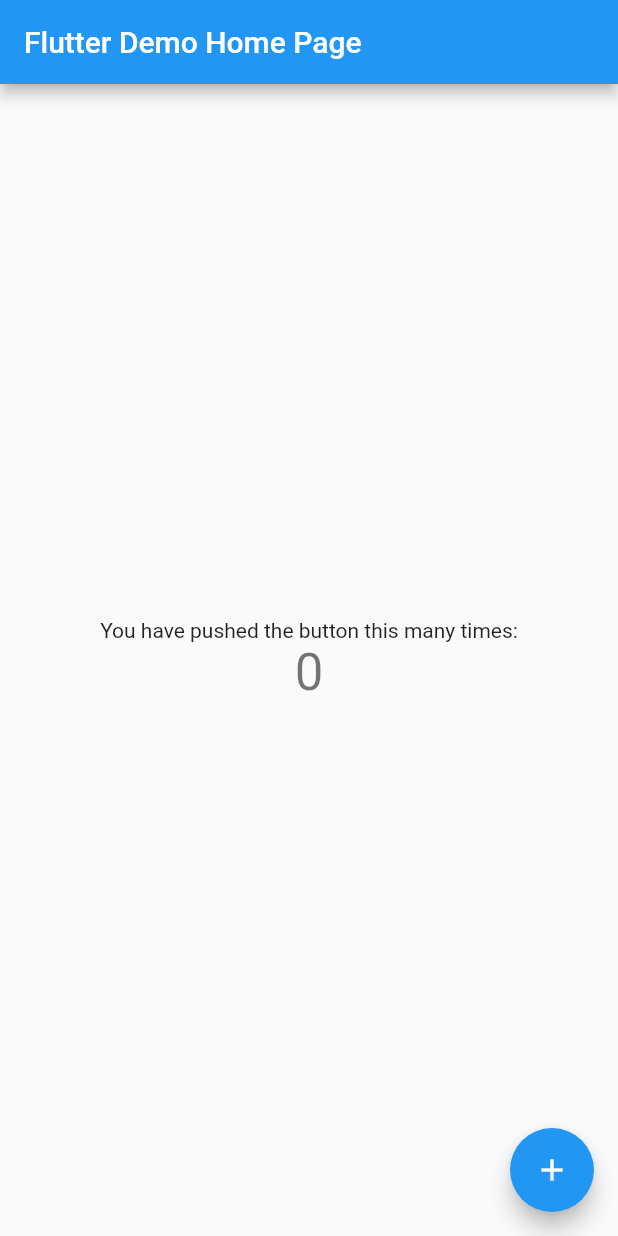
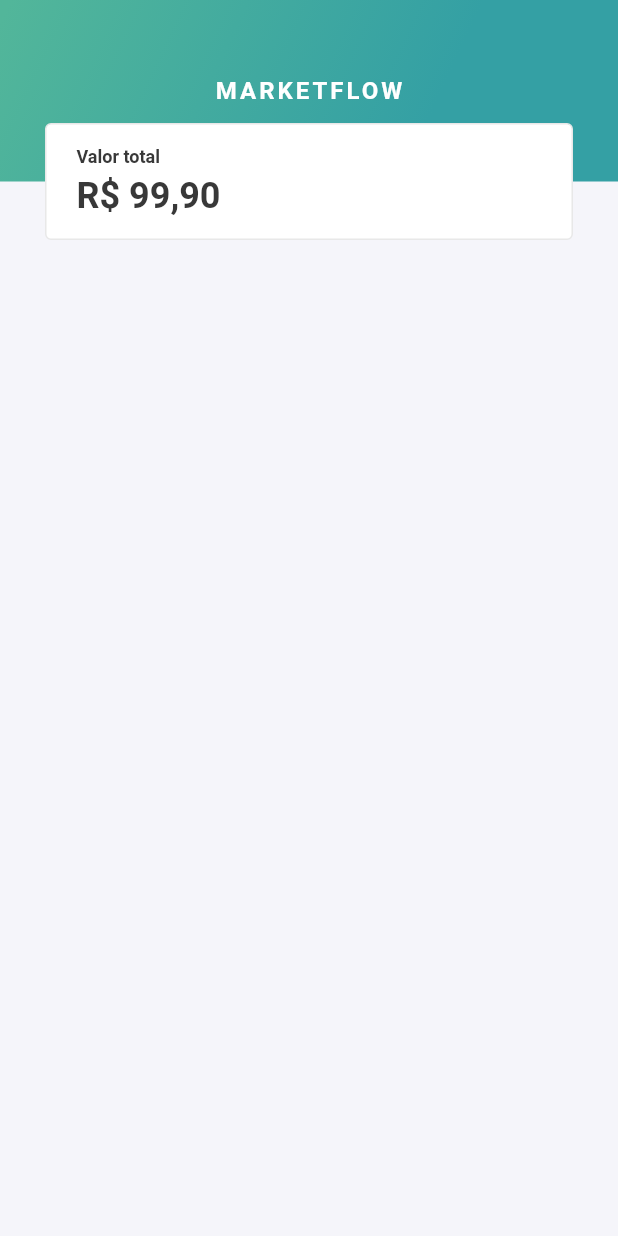
Before and after one commit to natralia/marketflow, a Flutter app: the screen it shows after launch, on a phone screen of 412 x 824 dp. Run offline on Flutter 3.47's test engine with Material 2 defaults, Android fonts, the phone set to English and light mode, and no system bars.

Commit message:
create appbar widget

```diff
--- a/lib/main.dart
+++ b/lib/main.dart
@@ -1,115 +1,25 @@
 import 'package:flutter/material.dart';
+import 'package:marketflow/utils/custom_colors.dart';
+import 'package:marketflow/widgets/app_bar_widget.dart';
 
 void main() {
-  runApp(const MyApp());
+  runApp(const App());
 }
 
-class MyApp extends StatelessWidget {
-  const MyApp({super.key});
+class App extends StatelessWidget {
+  const App({super.key});
 
-  // This widget is the root of your application.
   @override
   Widget build(BuildContext context) {
     return MaterialApp(
-      title: 'Flutter Demo',
-      theme: ThemeData(
-        // This is the theme of your application.
-        //
-        // Try running your application with "flutter run". You'll see the
-        // application has a blue toolbar. Then, without quitting the app, try
-        // changing the primarySwatch below to Colors.green and then invoke
-        // "hot reload" (press "r" in the console where you ran "flutter run",
-        // or simply save your changes to "hot reload" in a Flutter IDE).
-        // Notice that the counter didn't reset back to zero; the application
-        // is not restarted.
-        primarySwatch: Colors.blue,
+      home: Scaffold(
+        backgroundColor: CustomColors.background,
+        appBar: AppBarWidget(),
+
+        // body: Container(
+        //   child: Center(child: Text("Hello World")),
+        // ),
       ),
-      home: const MyHomePage(title: 'Flutter Demo Home Page'),
     );
   }
 }
-
-class MyHomePage extends StatefulWidget {
-  const MyHomePage({super.key, required this.title});
-
-  // This widget is the home page of your application. It is stateful, meaning
-  // that it has a State object (defined below) that contains fields that affect
-  // how it looks.
-
-  // This class is the configuration for the state. It holds the values (in this
-  // case the title) provided by the parent (in this case the App widget) and
-  // used by the build method of the State. Fields in a Widget subclass are
-  // always marked "final".
-
-  final String title;
-
-  @override
-  State<MyHomePage> createState() => _MyHomePageState();
-}
-
-class _MyHomePageState extends State<MyHomePage> {
-  int _counter = 0;
-
-  void _incrementCounter() {
-    setState(() {
-      // This call to setState tells the Flutter framework that something has
-      // changed in this State, which causes it to rerun the build method below
-      // so that the display can reflect the updated values. If we changed
-      // _counter without calling setState(), then the build method would not be
-      // called again, and so nothing would appear to happen.
-      _counter++;
-    });
-  }
-
-  @override
-  Widget build(BuildContext context) {
-    // This method is rerun every time setState is called, for instance as done
-    // by the _incrementCounter method above.
-    //
-    // The Flutter framework has been optimized to make rerunning build methods
-    // fast, so that you can just rebuild anything that needs updating rather
-    // than having to individually change instances of widgets.
-    return Scaffold(
-      appBar: AppBar(
-        // Here we take the value from the MyHomePage object that was created by
-        // the App.build method, and use it to set our appbar title.
-        title: Text(widget.title),
-      ),
-      body: Center(
-        // Center is a layout widget. It takes a single child and positions it
-        // in the middle of the parent.
-        child: Column(
-          // Column is also a layout widget. It takes a list of children and
-          // arranges them vertically. By default, it sizes itself to fit its
-          // children horizontally, and tries to be as tall as its parent.
-          //
-          // Invoke "debug painting" (press "p" in the console, choose the
-          // "Toggle Debug Paint" action from the Flutter Inspector in Android
-          // Studio, or the "Toggle Debug Paint" command in Visual Studio Code)
-          // to see the wireframe for each widget.
-          //
-          // Column has various properties to control how it sizes itself and
-          // how it positions its children. Here we use mainAxisAlignment to
-          // center the children vertically; the main axis here is the vertical
-          // axis because Columns are vertical (the cross axis would be
-          // horizontal).
-          mainAxisAlignment: MainAxisAlignment.center,
-          children: <Widget>[
-            const Text(
-              'You have pushed the button this many times:',
-            ),
-            Text(
-              '$_counter',
-              style: Theme.of(context).textTheme.headline4,
-            ),
-          ],
-        ),
-      ),
-      floatingActionButton: FloatingActionButton(
-        onPressed: _incrementCounter,
-        tooltip: 'Increment',
-        child: const Icon(Icons.add),
-      ), // This trailing comma makes auto-formatting nicer for build methods.
-    );
-  }
-}
--- /dev/null
+++ b/lib/widgets/app_bar_widget.dart
@@ -0,0 +1,82 @@
+import 'package:flutter/material.dart';
+import 'package:marketflow/utils/custom_colors.dart';
+
+class AppBarWidget extends PreferredSize {
+  AppBarWidget({super.key})
+  : super(
+    preferredSize: const Size.fromHeight(160),
+    child: Stack(
+      children: [
+        Positioned(
+          left: 0,
+          right: 0,
+          top: 0,
+          bottom: 39,
+          child: Container(
+            decoration: BoxDecoration(
+              gradient: CustomColors.linearPrimary,
+            ),
+            child: const Center(
+              child: Text(
+                'MARKETFLOW',
+                style: TextStyle(
+                  color: Colors.white,
+                  fontWeight: FontWeight.w600,
+                  fontSize: 16.0,
+                  letterSpacing: 2.0,
+                ),
+              ),
+            ),
+          ),
+        ),
+        Positioned(
+          bottom: 0,
+          left: 0,
+          right: 0,
+          child: Padding(
+            padding: const EdgeInsets.symmetric(horizontal: 30.0),
+            child: Container(
+              decoration: BoxDecoration(
+                border: Border.all(
+                  color: CustomColors.border,
+                  width: 1.0,
+                ),
+                borderRadius: BorderRadius.circular(4.0),
+                color: Colors.white,
+              ),
+              height: 78.0,
+              child: Padding(
+                padding: const EdgeInsets.symmetric(
+                  vertical: 12.0,
+                  horizontal: 20.0,
+                ),
+                child: Column(
+                  mainAxisAlignment: MainAxisAlignment.spaceAround,
+                  crossAxisAlignment: CrossAxisAlignment.start,
+                  children: [
+                    Text(
+                      'Valor total',
+                      style: TextStyle(
+                        fontWeight: FontWeight.w600,
+                        fontSize: 12,
+                        color: CustomColors.textPrimary
+                      ),
+                    ),
+                    Text(
+                      'R\$ 99,90',
+                      style: TextStyle(
+                        fontWeight: FontWeight.bold,
+                        fontSize: 24,
+                        color: CustomColors.textPrimary,
+                      ),
+                    ),
+                  ],
+                ),
+              ),
+            ),
+          ),
+        ),
+      ],
+    ),
+  );
+}
```
Also changed, not shown: 1 other file.
